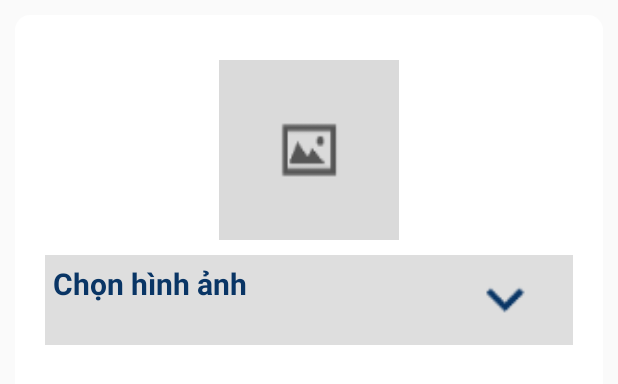
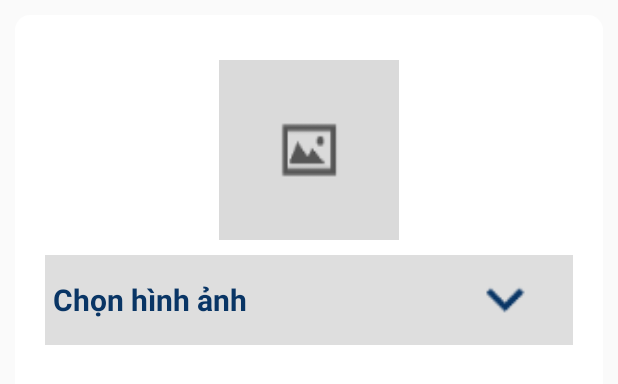
Before and after one commit to phuongpham149/Healthy, an Android app: the layout fragment_detect.xml on its own in the app's theme, with its tools: preview values and no code run, on a phone screen of 412 x 824 dp. Shown: the top 384 px of the screen. Run offline under Robolectric (Android 15) with nearby library versions, the phone set to English and light mode, and no system bars.

Commit message:
get photo to detect

```diff
--- /dev/null
+++ b/app/src/main/res/anim/anim_detect_in.xml
@@ -0,0 +1,6 @@
+<?xml version="1.0" encoding="utf-8"?>
+
+<alpha xmlns:android="http://schemas.android.com/apk/res/android"
+    android:duration="@integer/fragment.detect.duration_alpha"
+    android:fromAlpha="0.0"
+    android:toAlpha="1.0" />
--- a/app/src/main/res/layout/fragment_detect.xml
+++ b/app/src/main/res/layout/fragment_detect.xml
@@ -9,10 +9,10 @@
 
     <ImageView
         android:id="@+id/imgPhoto"
-        android:layout_width="120dp"
-        android:layout_height="120dp"
+        android:layout_width="@dimen/imageview_detect"
+        android:layout_height="@dimen/imageview_detect"
         android:layout_centerHorizontal="true"
-        android:layout_marginTop="20dp"
+        android:layout_marginTop="@dimen/imageview_detect_margin_top"
         android:contentDescription="@null"
         android:scaleType="fitXY"
         android:src="@drawable/pic_default" />
@@ -29,6 +29,7 @@
         <TextView
             android:layout_width="wrap_content"
             android:layout_height="wrap_content"
+            android:layout_centerVertical="true"
             android:padding="@dimen/textview_item_drug_detail_padding"
             android:text="@string/textview_chose_photo_item_detect"
             android:textColor="@color/background_tab"
@@ -61,18 +62,23 @@
     <RelativeLayout
         android:id="@+id/rl_info_chose_photo_item_detect"
         android:layout_width="match_parent"
-        android:layout_height="@dimen/ll_chose_photo_item_detect_height"
+        android:layout_height="wrap_content"
         android:layout_below="@id/rl_info_chose_photo"
         android:layout_margin="@dimen/ll_item_drug_detail_margin"
         android:layout_marginTop="@dimen/rl_infor_effect_item_drug_detail_margin_top"
         android:background="@color/ll_item_drug_detail_background"
         android:visibility="gone">
 
+        <RelativeLayout
+            android:id="@+id/rl_galery"
+            android:layout_width="match_parent"
+            android:layout_height="wrap_content">
+
             <ImageView
                 android:id="@+id/imageview_galery_item_detect"
                 android:layout_width="50dp"
                 android:layout_height="50dp"
-            android:layout_margin="10dp"
+                android:layout_margin="@dimen/imageview_item_detect_margin"
                 android:contentDescription="@null"
                 android:src="@drawable/ic_galery" />
 
@@ -86,20 +92,26 @@
                 android:text="@string/textview_galery_item_detect"
                 android:textColor="@color/textview_manufacter_item_detail_drug"
                 android:textSize="@dimen/textview_galera_item_detect" />
+        </RelativeLayout>
 
         <View
             android:id="@+id/view_item_detect"
             android:layout_width="match_parent"
             android:layout_height="@dimen/View_item_detect_height"
-            android:layout_below="@+id/tvGalery"
-            android:layout_marginTop="@dimen/View_item_detect_margin_top"
+            android:layout_below="@+id/rl_galery"
+
             android:background="@color/textview_manufacter_item_detail_drug" />
+
+        <RelativeLayout
+            android:id="@+id/rl_camera"
+            android:layout_width="match_parent"
+            android:layout_height="wrap_content"
+            android:layout_below="@+id/view_item_detect">
 
             <ImageView
                 android:id="@+id/imageview_camera_item_detect"
                 android:layout_width="@dimen/imageview_item_detect_width"
                 android:layout_height="@dimen/imageview_item_detect_height"
-            android:layout_below="@+id/view_item_detect"
                 android:layout_margin="@dimen/imageview_item_detect_margin"
                 android:contentDescription="@null"
                 android:src="@drawable/ic_camera" />
@@ -108,7 +120,6 @@
                 android:id="@+id/tvCamera"
                 android:layout_width="match_parent"
                 android:layout_height="wrap_content"
-            android:layout_below="@+id/view_item_detect"
                 android:layout_marginStart="@dimen/textview_camera_item_detect_margin_left"
                 android:layout_marginTop="@dimen/textview_camera_item_detect_margin_top"
                 android:layout_toEndOf="@+id/imageview_camera_item_detect"
@@ -116,4 +127,6 @@
                 android:textColor="@color/textview_manufacter_item_detail_drug"
                 android:textSize="@dimen/textview_galera_item_detect" />
         </RelativeLayout>
+
     </RelativeLayout>
+</RelativeLayout>
--- a/app/src/main/res/values/dimens.xml
+++ b/app/src/main/res/values/dimens.xml
@@ -82,11 +82,13 @@
     <dimen name="textview_galery_item_detect_margin_top">20dp</dimen>
     <dimen name="textview_galery_item_detect_margin_start">10dp</dimen>
     <dimen name="View_item_detect_height">2dp</dimen>
-    <dimen name="View_item_detect_margin_top">20dp</dimen>
+    <dimen name="View_item_detect_margin_top">10dp</dimen>
     <dimen name="imageview_item_detect_width">50dp</dimen>
     <dimen name="imageview_item_detect_height">50dp</dimen>
     <dimen name="imageview_item_detect_margin">10dp</dimen>
     <dimen name="textview_camera_item_detect_margin_top">20dp</dimen>
     <dimen name="textview_camera_item_detect_margin_left">10dp</dimen>
     <dimen name="ll_contraindication_effect_item_drug_detail_height">400dp</dimen>
+    <dimen name="imageview_detect">120dp</dimen>
+    <dimen name="imageview_detect_margin_top">20dp</dimen>
 </resources>
--- /dev/null
+++ b/app/src/main/res/values/integers.xml
@@ -0,0 +1,4 @@
+<?xml version="1.0" encoding="utf-8"?>
+<resources>
+    <integer name="fragment.detect.duration_alpha">5000</integer>
+</resources>
```
Also changed, not shown: app/src/main/AndroidManifest.xml (+6 -2 lines), app/src/main/java/com/example/phuong/healthy/activities/SplashActivity.java (+9 -0 lines), app/src/main/java/com/example/phuong/healthy/fragments/DetectFragment.java (+55 -3 lines). Lines whose indentation alone changed are shown as unchanged.
